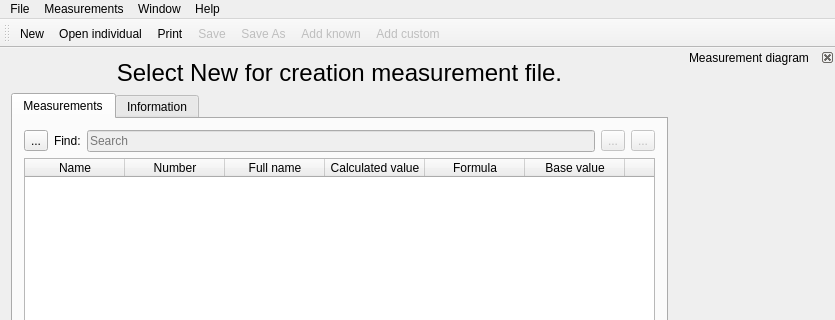
This is src/app/seamlyme/tmainwindow.ui in FashionFreedom/Seamly2D as Qt 5 draws it before an edit; both pictures show x 0 to 835 and y 0 to 320 of the 835 by 782 pixel window. The edited form follows.
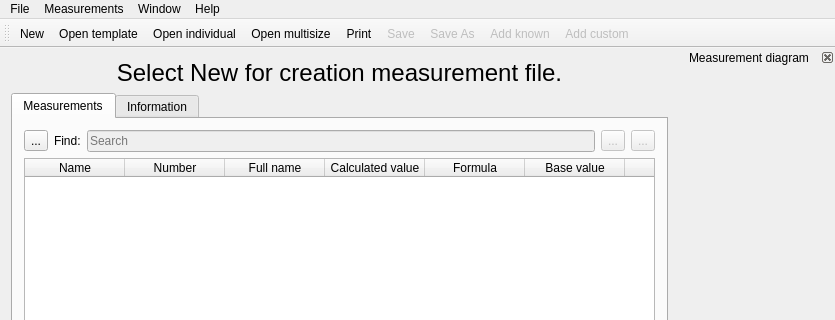
This is the edited form. Icons and pictures are not drawn.

```diff
--- a/src/app/seamlyme/tmainwindow.ui
+++ b/src/app/seamlyme/tmainwindow.ui
@@ -938,7 +938,9 @@
     <bool>false</bool>
    </attribute>
    <addaction name="actionNew"/>
+   <addaction name="actionOpenTemplate"/>
    <addaction name="actionOpenIndividual"/>
+   <addaction name="actionOpenMultisize"/>
    <addaction name="print_Action"/>
    <addaction name="actionSave"/>
    <addaction name="actionSaveAs"/>
@@ -1182,7 +1184,10 @@
      <normaloff>:/icons/win.icon.theme/32x32/actions/document-open.png</normaloff>:/icons/win.icon.theme/32x32/actions/document-open.png</iconset>
    </property>
    <property name="text">
-    <string>Open template</string>
+    <string>Open template ...</string>
+   </property>
+   <property name="shortcut">
+    <string>Ctrl+Alt+O</string>
    </property>
    <property name="menuRole">
     <enum>QAction::NoRole</enum>
```
Left out of the diff: 14 changed lines with no effect on the pictures.
